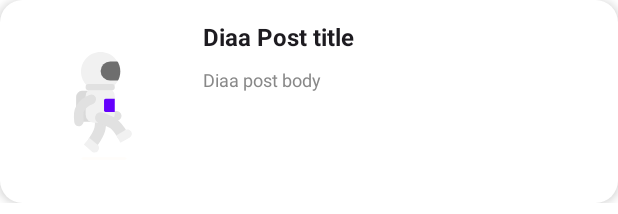
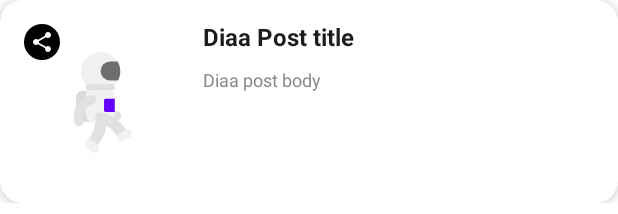
Before and after one commit to diaanajjar95/OpenApiExample, an Android app built with Jetpack Compose: the @Preview function PostListItemPreview, on a phone screen of 412 x 824 dp. Shown: the top 214 px of the screen. Run offline under Robolectric (Android 15) with nearby library versions, the phone set to English and light mode, and no system bars; our stand-ins replace Room's generated code.

Commit message:
facebook share integrated

```diff
--- a/app/build.gradle.kts
+++ b/app/build.gradle.kts
@@ -113,4 +113,7 @@ dependencies {
     annotationProcessor("androidx.room:room-compiler:2.6.1")
     ksp("androidx.room:room-compiler:2.6.1")
 
+    // facebook share
+    implementation("com.facebook.android:facebook-share:16.0.0")
+
 }
--- a/app/src/main/java/com/example/openapiexample/ui/screens/component/PostListItem.kt
+++ b/app/src/main/java/com/example/openapiexample/ui/screens/component/PostListItem.kt
@@ -12,18 +12,22 @@ import androidx.compose.foundation.layout.padding
 import androidx.compose.foundation.layout.size
 import androidx.compose.foundation.layout.wrapContentHeight
 import androidx.compose.foundation.layout.wrapContentSize
+import androidx.compose.foundation.shape.CircleShape
 import androidx.compose.foundation.shape.RoundedCornerShape
 import androidx.compose.material3.Card
 import androidx.compose.material3.CardDefaults
+import androidx.compose.material3.Icon
 import androidx.compose.material3.Text
 import androidx.compose.runtime.Composable
 import androidx.compose.ui.Modifier
 import androidx.compose.ui.draw.clip
 import androidx.compose.ui.graphics.Color
+import androidx.compose.ui.res.painterResource
 import androidx.compose.ui.text.font.FontWeight
 import androidx.compose.ui.tooling.preview.Preview
 import androidx.compose.ui.unit.dp
 import androidx.compose.ui.unit.sp
+import com.example.openapiexample.R
 import com.example.openapiexample.data.models.PostEntity
 
 @Composable
@@ -31,6 +35,7 @@ fun PostListItem(
     modifier: Modifier = Modifier,
     post: PostEntity,
     onItemClick: (postId: Int) -> Unit,
+    onShareClick: (post: PostEntity) -> Unit,
 ) {
     Card(
         modifier = modifier
@@ -56,6 +61,19 @@ fun PostListItem(
                     .clip(RoundedCornerShape(10.dp)),
             ) {
                 SplashAnimatedLogo()
+                Icon(
+                    modifier = Modifier
+                        .size(24.dp)
+                        .clip(CircleShape)
+                        .background(color = Color.Black)
+                        .padding(4.dp)
+                        .clickable {
+                            onShareClick.invoke(post)
+                        },
+                    painter = painterResource(id = R.drawable.ic_share),
+                    contentDescription = null,
+                    tint = Color.White
+                )
             }
 
             Spacer(modifier = Modifier.size(16.dp))
@@ -84,10 +102,8 @@ fun PostListItem(
                 )
             }
         }
-
     }
 }
-
 
 @Preview
 @Composable
@@ -99,7 +115,5 @@ fun PostListItemPreview() {
         userId = 10,
         postId = 11
     )
-    PostListItem(post = post) {
-
-    }
+    PostListItem(post = post, onItemClick = {}, onShareClick = {})
 }
--- a/app/src/main/java/com/example/openapiexample/ui/screens/home/HomeUiState.kt
+++ b/app/src/main/java/com/example/openapiexample/ui/screens/home/HomeUiState.kt
@@ -3,7 +3,5 @@ package com.example.openapiexample.ui.screens.home
 import com.example.openapiexample.data.models.PostEntity
 
 data class HomeUiState(
-    val isLoading: Boolean = false,
-    val message: String? = null,
     val postsList: List<PostEntity> = listOf(),
 )
--- a/app/src/main/java/com/example/openapiexample/ui/screens/splash/SplashScreen.kt
+++ b/app/src/main/java/com/example/openapiexample/ui/screens/splash/SplashScreen.kt
@@ -44,7 +44,6 @@ fun SplashScreen(navController: NavHostController = rememberNavController()) {
     }
 }
 
-
 @Preview(showBackground = true)
 @Composable
 fun SplashScreenPreview() {
--- /dev/null
+++ b/app/src/main/res/drawable/ic_share.xml
@@ -0,0 +1,11 @@
+<vector xmlns:android="http://schemas.android.com/apk/res/android"
+    android:width="24dp"
+    android:height="24dp"
+    android:autoMirrored="true"
+    android:tint="#000000"
+    android:viewportWidth="24"
+    android:viewportHeight="24">
+    <path
+        android:fillColor="@android:color/white"
+        android:pathData="M18,16.08c-0.76,0 -1.44,0.3 -1.96,0.77L8.91,12.7c0.05,-0.23 0.09,-0.46 0.09,-0.7s-0.04,-0.47 -0.09,-0.7l7.05,-4.11c0.54,0.5 1.25,0.81 2.04,0.81 1.66,0 3,-1.34 3,-3s-1.34,-3 -3,-3 -3,1.34 -3,3c0,0.24 0.04,0.47 0.09,0.7L8.04,9.81C7.5,9.31 6.79,9 6,9c-1.66,0 -3,1.34 -3,3s1.34,3 3,3c0.79,0 1.5,-0.31 2.04,-0.81l7.12,4.16c-0.05,0.21 -0.08,0.43 -0.08,0.65 0,1.61 1.31,2.92 2.92,2.92 1.61,0 2.92,-1.31 2.92,-2.92s-1.31,-2.92 -2.92,-2.92z" />
+</vector>
--- a/app/src/main/res/values/strings.xml
+++ b/app/src/main/res/values/strings.xml
@@ -1,4 +1,6 @@
 <resources>
     <string name="app_name">OpenApiExample</string>
     <string name="offline_mode_message">No Internet Connection (Offline Mode On)</string>
+    <string name="facebook_app_id" >1687288085102049</string>
+    <string name="facebook_client_token" >1fd8eed40f877f43b774be824b669055</string>
 </resources>
```
Also changed, not shown: app/src/main/AndroidManifest.xml (+14 -2 lines), app/src/main/java/com/example/openapiexample/AppExtentions.kt (added, +8 -0 lines), app/src/main/java/com/example/openapiexample/AppState.kt (added, +37 -0 lines), app/src/main/java/com/example/openapiexample/MainActivity.kt (+25 -1 lines), app/src/main/java/com/example/openapiexample/di/AppModule.kt (added, +22 -0 lines), app/src/main/java/com/example/openapiexample/ui/screens/home/HomeScreen.kt (+5 -12 lines), app/src/main/java/com/example/openapiexample/ui/screens/home/HomeViewModel.kt (+41 -12 lines).
